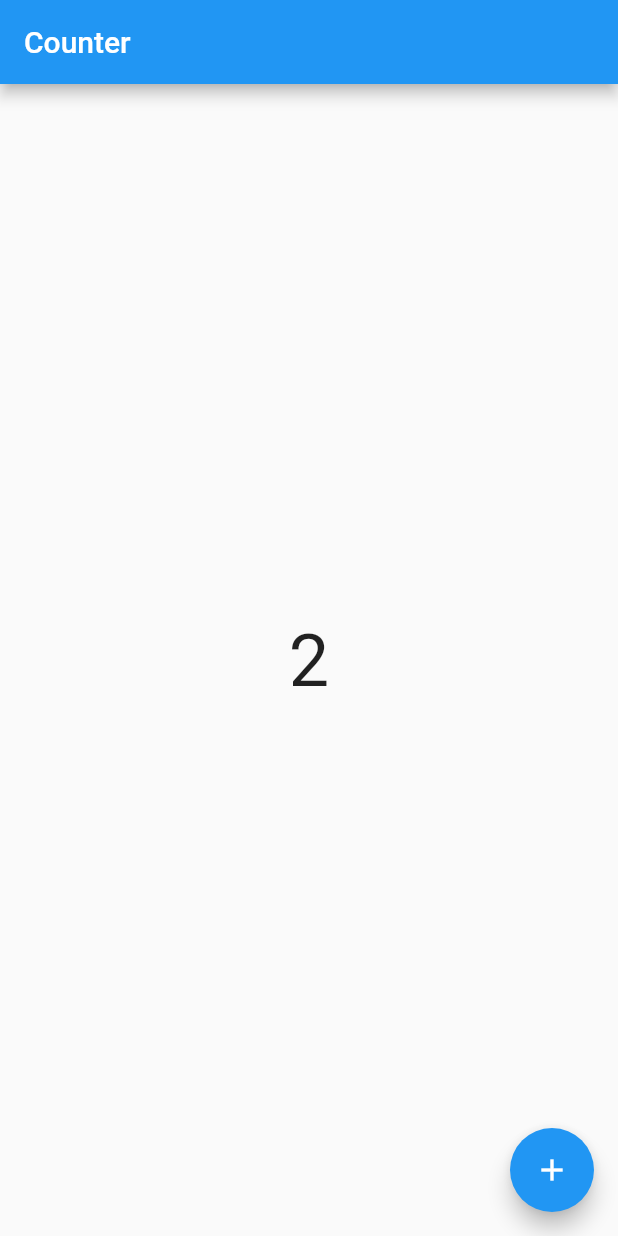
After one commit to ilonelife/kakao_t_ui_home, a Flutter app: the screen it shows after launch, on a phone screen of 412 x 824 dp. The commit adds this screen. Run offline on Flutter 3.47's test engine with Material 2 defaults, Android fonts, the phone set to English and light mode, and no system bars.

Commit message:
카운터 화면 작성

```diff
--- a/lib/main.dart
+++ b/lib/main.dart
@@ -1,4 +1,5 @@
 import 'package:flutter/material.dart';
+import 'package:kakao_t_ui_exam/ui/counter/counter_screen.dart';
 import 'package:kakao_t_ui_exam/ui/home/home_screen.dart';
 
 void main() {
@@ -16,7 +17,7 @@ class MyApp extends StatelessWidget {
       theme: ThemeData(
         primarySwatch: Colors.blue,
       ),
-      home: HomeScreen(),
+      home: CounterScreen(),
     );
   }
 }
--- /dev/null
+++ b/lib/ui/counter/counter_screen.dart
@@ -0,0 +1,40 @@
+import 'package:flutter/material.dart';
+
+class CounterScreen extends StatefulWidget {
+  const CounterScreen({Key key}) : super(key: key);
+
+  @override
+  State<CounterScreen> createState() => _CounterScreenState();
+}
+
+class _CounterScreenState extends State<CounterScreen> {
+  int _counter = 2;
+
+
+  @override
+  Widget build(BuildContext context) {
+    return Scaffold(
+      appBar: AppBar(
+        title: Text('Counter'),
+      ),
+      body: _buildBody(),
+      floatingActionButton: FloatingActionButton(
+        onPressed: () {
+          setState(() {
+            _counter++;
+          });
+        },
+        child: Icon(Icons.add),
+      ),
+    );
+  }
+
+  Widget _buildBody() {
+    return Center(
+      child: Text(
+        '$_counter',
+        style: TextStyle(fontSize: 48),
+      ),
+    );
+  }
+}
--- a/lib/ui/home/widgets/menu_widget.dart
+++ b/lib/ui/home/widgets/menu_widget.dart
@@ -16,7 +16,10 @@ class MenuWidget extends StatelessWidget {
                 width: 70, height: 60, fit: BoxFit.cover),
             if (menu.isFavorite) Positioned(
                 right: 0, bottom: 5,
-                child: Icon(Icons.star_outlined, color: Colors.yellow,))
+                child: Icon(Icons.star_outlined, color: Colors.yellow,)),
+            if (!menu.isFavorite) Positioned(
+                right: 0, bottom: 5,
+                child: Icon(Icons.star_outlined, color: Colors.redAccent,)),
           ],
         ),
         // SizedBox(
```
